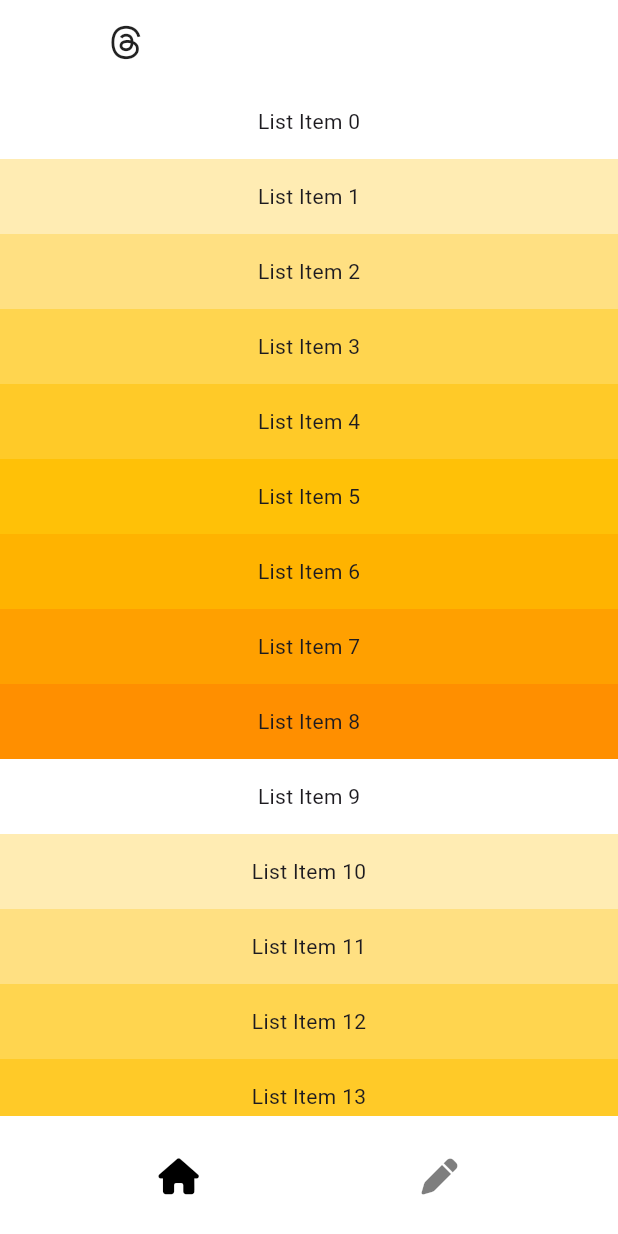
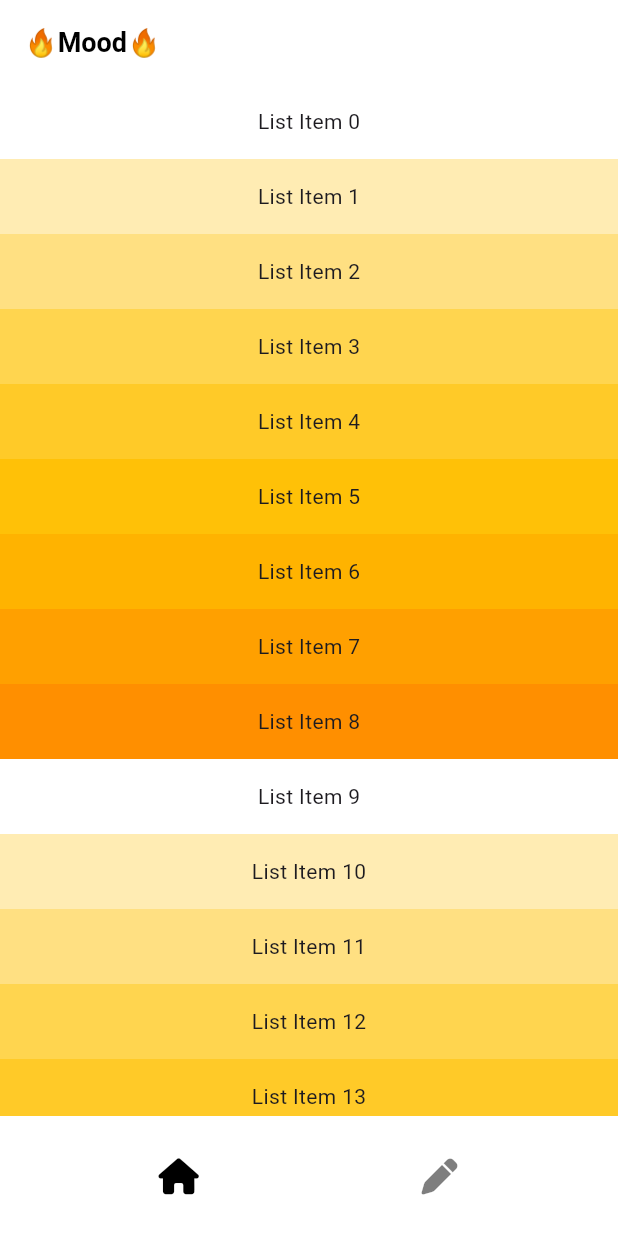
Before and after one commit to wonjangcloud9/n-f-2, a Flutter app: the screen it shows after launch, on a phone screen of 412 x 824 dp. Run offline on Flutter 3.47's test engine with Material 3 defaults, Android fonts, the phone set to English and light mode, and no system bars; our stand-ins replace cloud_firestore, firebase_core, firebase_storage, flutter_riverpod, font_awesome_flutter, go_router; accounts and stored records are empty; generated files the repository leaves out were written again.

```diff
--- a/lib/features/posts/views/home_screen.dart
+++ b/lib/features/posts/views/home_screen.dart
@@ -1,5 +1,4 @@
 import 'package:flutter/material.dart';
-import 'package:font_awesome_flutter/font_awesome_flutter.dart';
 import 'package:resultnomad/features/posts/views/widgets/home_post.dart';
 
 class HomeScreen extends StatelessWidget {
@@ -23,9 +22,10 @@ class HomeScreen extends StatelessWidget {
             const SliverAppBar(
               pinned: false,
               expandedHeight: 50.0,
-              flexibleSpace: FlexibleSpaceBar(
-                title: Icon(
-                  FontAwesomeIcons.threads,
+              title: Text(
+                "🔥Mood🔥",
+                style: TextStyle(
+                  color: Colors.black,
                 ),
               ),
             ),
```
Also changed, not shown: lib/features/posts/views/write_screen.dart (+46 -3 lines).
